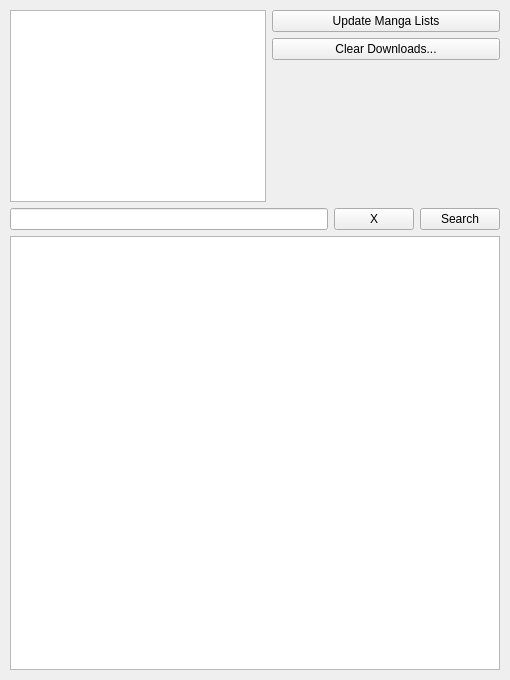
Rain92/UltimateMangaReader, file widgets/homewidget.ui: the form before one commit.
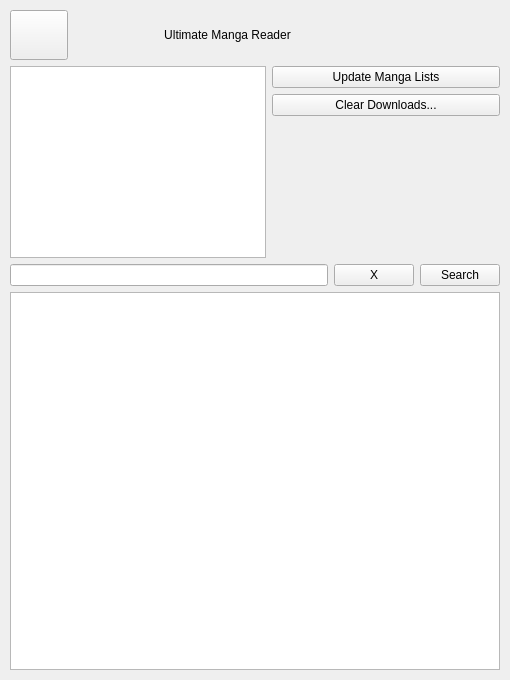
The form after the commit. Icons and pictures are not drawn. Custom widgets are drawn as their Qt base class.

```diff
--- a/widgets/homewidget.ui
+++ b/widgets/homewidget.ui
@@ -35,6 +35,180 @@
    <property name="bottomMargin">
     <number>10</number>
    </property>
+   <item>
+    <widget class="QFrame" name="frameHeader">
+     <property name="frameShape">
+      <enum>QFrame::NoFrame</enum>
+     </property>
+     <property name="frameShadow">
+      <enum>QFrame::Plain</enum>
+     </property>
+     <property name="lineWidth">
+      <number>0</number>
+     </property>
+     <layout class="QHBoxLayout" name="horizontalLayout_2">
+      <property name="spacing">
+       <number>10</number>
+      </property>
+      <property name="leftMargin">
+       <number>0</number>
+      </property>
+      <property name="topMargin">
+       <number>0</number>
+      </property>
+      <property name="rightMargin">
+       <number>0</number>
+      </property>
+      <property name="bottomMargin">
+       <number>0</number>
+      </property>
+      <item>
+       <widget class="QToolButton" name="toolButtonMenue">
+        <property name="sizePolicy">
+         <sizepolicy hsizetype="Preferred" vsizetype="Preferred">
+          <horstretch>0</horstretch>
+          <verstretch>0</verstretch>
+         </sizepolicy>
+        </property>
+        <property name="minimumSize">
+         <size>
+          <width>50</width>
+          <height>50</height>
+         </size>
+        </property>
+        <property name="text">
+         <string/>
+        </property>
+        <property name="icon">
+         <iconset>
+          <normalon>:/resources/images/icons/menue.png</normalon>
+         </iconset>
+        </property>
+        <property name="iconSize">
+         <size>
+          <width>50</width>
+          <height>50</height>
+         </size>
+        </property>
+        <property name="popupMode">
+         <enum>QToolButton::InstantPopup</enum>
+        </property>
+       </widget>
+      </item>
+      <item>
+       <widget class="QLabel" name="labelSpacer">
+        <property name="sizePolicy">
+         <sizepolicy hsizetype="Fixed" vsizetype="Preferred">
+          <horstretch>0</horstretch>
+          <verstretch>0</verstretch>
+         </sizepolicy>
+        </property>
+        <property name="minimumSize">
+         <size>
+          <width>0</width>
+          <height>0</height>
+         </size>
+        </property>
+        <property name="text">
+         <string/>
+        </property>
+       </widget>
+      </item>
+      <item>
+       <spacer name="horizontalSpacer">
+        <property name="orientation">
+         <enum>Qt::Horizontal</enum>
+        </property>
+        <property name="sizeHint" stdset="0">
+         <size>
+          <width>40</width>
+          <height>20</height>
+         </size>
+        </property>
+       </spacer>
+      </item>
+      <item>
+       <widget class="QLabel" name="labelTitle">
+        <property name="text">
+         <string>Ultimate Manga Reader</string>
+        </property>
+        <property name="scaledContents">
+         <bool>false</bool>
+        </property>
+        <property name="alignment">
+         <set>Qt::AlignCenter</set>
+        </property>
+       </widget>
+      </item>
+      <item>
+       <spacer name="horizontalSpacer_2">
+        <property name="orientation">
+         <enum>Qt::Horizontal</enum>
+        </property>
+        <property name="sizeHint" stdset="0">
+         <size>
+          <width>40</width>
+          <height>20</height>
+         </size>
+        </property>
+       </spacer>
+      </item>
+      <item>
+       <widget class="QLabel" name="labelWifiIcon">
+        <property name="sizePolicy">
+         <sizepolicy hsizetype="MinimumExpanding" vsizetype="MinimumExpanding">
+          <horstretch>0</horstretch>
+          <verstretch>0</verstretch>
+         </sizepolicy>
+        </property>
+        <property name="maximumSize">
+         <size>
+          <width>50</width>
+          <height>50</height>
+         </size>
+        </property>
+        <property name="text">
+         <string/>
+        </property>
+        <property name="pixmap">
+         <pixmap resource="../images.qrc">:/resources/images/icons/wifi.png</pixmap>
+        </property>
+        <property name="scaledContents">
+         <bool>true</bool>
+        </property>
+       </widget>
+      </item>
+      <item>
+       <widget class="BatteryIcon" name="batteryIcon">
+        <property name="sizePolicy">
+         <sizepolicy hsizetype="MinimumExpanding" vsizetype="MinimumExpanding">
+          <horstretch>0</horstretch>
+          <verstretch>0</verstretch>
+         </sizepolicy>
+        </property>
+        <property name="maximumSize">
+         <size>
+          <width>70</width>
+          <height>50</height>
+         </size>
+        </property>
+        <property name="baseSize">
+         <size>
+          <width>0</width>
+          <height>0</height>
+         </size>
+        </property>
+        <property name="text">
+         <string/>
+        </property>
+        <property name="alignment">
+         <set>Qt::AlignRight|Qt::AlignTrailing|Qt::AlignVCenter</set>
+        </property>
+       </widget>
+      </item>
+     </layout>
+    </widget>
+   </item>
    <item>
     <layout class="QGridLayout" name="gridLayout_2">
      <item row="1" column="1">
@@ -162,6 +336,11 @@
    <extends>QLineEdit</extends>
    <header>clineedit.h</header>
   </customwidget>
+  <customwidget>
+   <class>BatteryIcon</class>
+   <extends>QLabel</extends>
+   <header>batteryicon.h</header>
+  </customwidget>
  </customwidgets>
  <resources/>
  <connections/>
```
Left out of the diff: 4 changed lines with no effect on the pictures.
